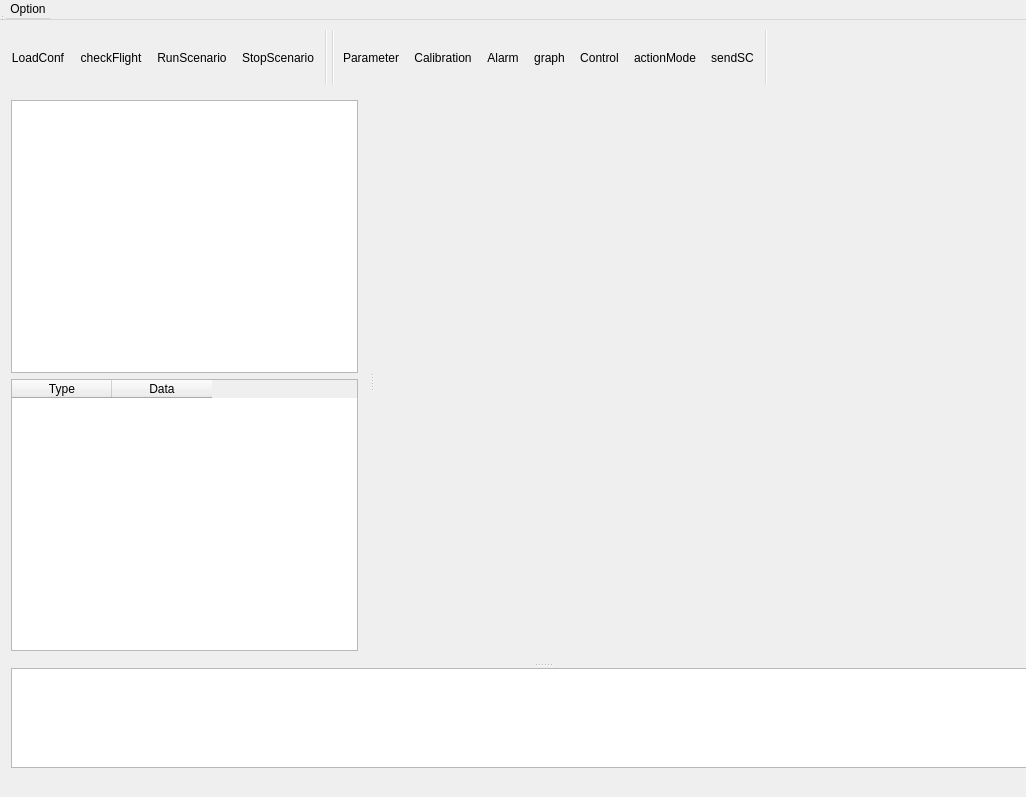
Before: the Qt Designer form ui/mainwidget.ui in SUV-Olympiad/SUV-GCS, drawn with Qt 5.
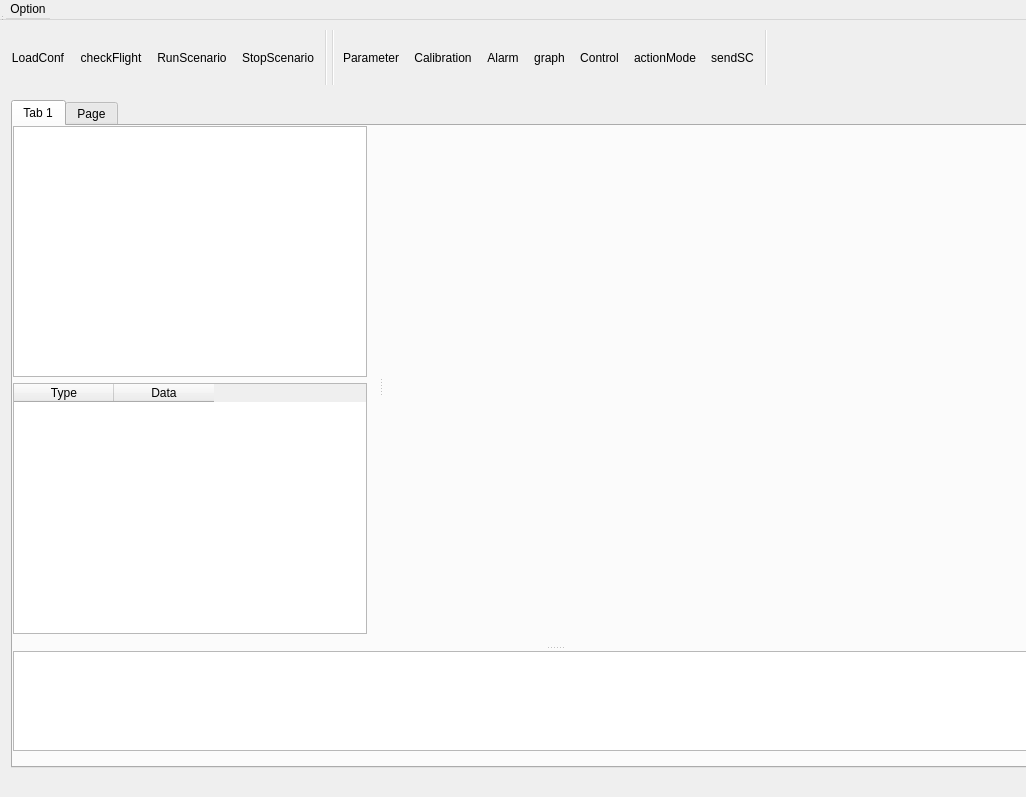
After: the same form once the commit is applied. Icons and pictures are not drawn. Custom widgets are drawn as their Qt base class.

Commit message: Departure Control

```diff
--- a/ui/mainwidget.ui
+++ b/ui/mainwidget.ui
@@ -61,7 +61,26 @@
      <number>100</number>
     </property>
     <item>
-     <widget class="QSplitter" name="splitter">
+     <widget class="QTabWidget" name="tabWidget">
+      <property name="toolTip">
+       <string>&lt;html&gt;&lt;head/&gt;&lt;body&gt;&lt;p&gt;Traffic Control&lt;/p&gt;&lt;/body&gt;&lt;/html&gt;</string>
+      </property>
+      <property name="currentIndex">
+       <number>0</number>
+      </property>
+      <widget class="QWidget" name="trafficControl">
+       <attribute name="title">
+        <string>Tab 1</string>
+       </attribute>
+       <widget class="QSplitter" name="splitter_3">
+        <property name="geometry">
+         <rect>
+          <x>0</x>
+          <y>0</y>
+          <width>1084</width>
+          <height>625</height>
+         </rect>
+        </property>
       <property name="sizePolicy">
        <sizepolicy hsizetype="Expanding" vsizetype="Expanding">
         <horstretch>0</horstretch>
@@ -77,7 +96,7 @@
       <property name="handleWidth">
        <number>6</number>
       </property>
-      <widget class="QSplitter" name="splitter2">
+        <widget class="QSplitter" name="splitter2_3">
        <property name="sizePolicy">
         <sizepolicy hsizetype="Expanding" vsizetype="Preferred">
          <horstretch>0</horstretch>
@@ -173,6 +192,13 @@
        </property>
       </widget>
      </widget>
+      </widget>
+      <widget class="DepartureControl" name="departureControl">
+       <attribute name="title">
+        <string>Page</string>
+       </attribute>
+      </widget>
+     </widget>
     </item>
    </layout>
   </widget>
@@ -372,6 +398,12 @@
    <extends>QWidget</extends>
    <header>qhac_mapview.h</header>
   </customwidget>
+  <customwidget>
+   <class>DepartureControl</class>
+   <extends>QWidget</extends>
+   <header location="global">departurecontrol.h</header>
+   <container>1</container>
+  </customwidget>
  </customwidgets>
  <resources>
   <include location="../icons.qrc"/>
```
Left out of the diff: 4 changed lines with no effect on the pictures. Lines whose indentation alone changed are shown as unchanged. The commit also changes 7 other files.
